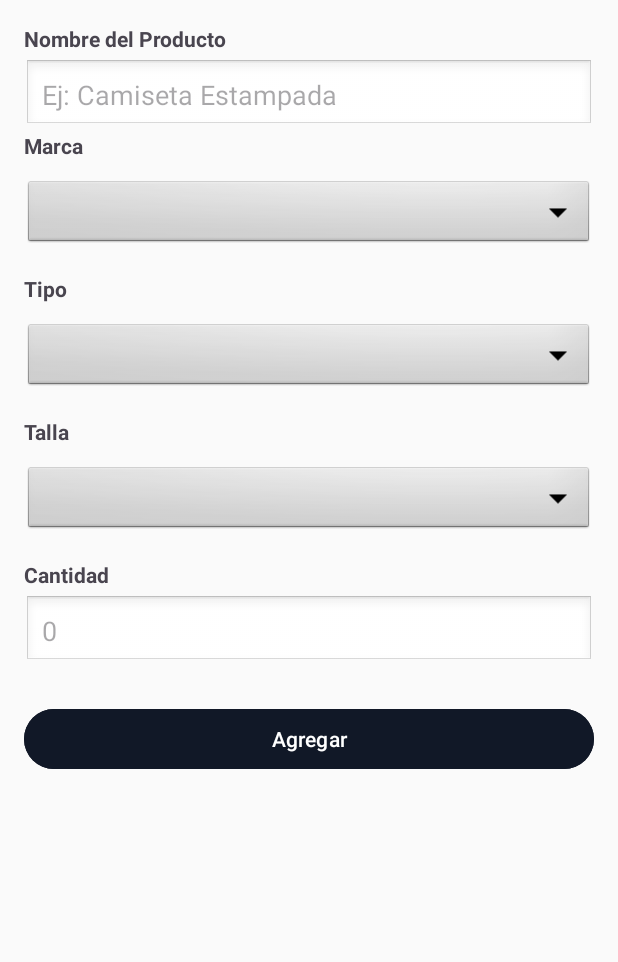
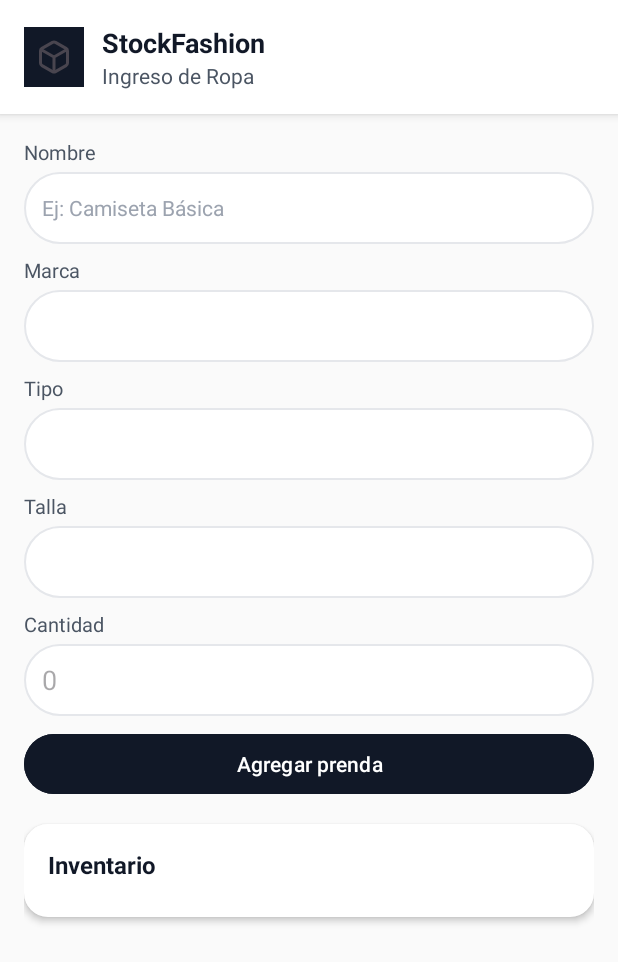
Before and after one commit to Start0k/StockFashion, an Android app: the Ingreso screen opened directly, with no data from a screen before it, on a phone screen of 412 x 824 dp. Shown: the top 962 px of the screen. Run offline under Robolectric (Android 15) with nearby library versions, the phone set to English and light mode, and no system bars; our stand-ins replace Firebase (no records; nobody signed in at launch, a user with empty details on screens opened directly).

Commit message:
arreglos xml activity_ingreso.xml

```diff
--- a/app/build.gradle.kts
+++ b/app/build.gradle.kts
@@ -14,7 +14,7 @@ android {
         applicationId = "com.HanDav.stockfashion"
         minSdk = 25
         targetSdk = 36
-        versionCode = 3
+        versionCode = 4
         versionName = "1.0"
 
         testInstrumentationRunner = "androidx.test.runner.AndroidJUnitRunner"
--- a/app/src/main/java/com/HanDav/stockfashion/Despacho.java
+++ b/app/src/main/java/com/HanDav/stockfashion/Despacho.java
@@ -148,46 +148,83 @@ public class Despacho extends AppCompatActivity {
     }
 
     // --- BÚSQUEDA DE PRODUCTOS EN FIREBASE ---
+    // Reemplaza el método buscarProductosDisponibles() con este bloque:
+
     private void buscarProductosDisponibles() {
+        // 1. Verificar que los Spinners tengan datos seleccionados
         if (spMarca.getSelectedItem() == null || spTipo.getSelectedItem() == null || spTalla.getSelectedItem() == null) {
+            Log.d(TAG, "Filtros incompletos. Esperando selección del usuario...");
             return;
         }
 
-        String marca = spMarca.getSelectedItem().toString();
-        String tipo = spTipo.getSelectedItem().toString();
-        String talla = spTalla.getSelectedItem().toString();
+        String marcaSeleccionada = spMarca.getSelectedItem().toString();
+        String tipoSeleccionado = spTipo.getSelectedItem().toString();
+        String tallaSeleccionada = spTalla.getSelectedItem().toString();
 
+        Log.d(TAG, "Buscando productos con -> Marca: " + marcaSeleccionada + " | Tipo: " + tipoSeleccionado + " | Talla: " + tallaSeleccionada);
+
+        // 2. Limpiar lista actual visualmente para evitar confusiones
+        nombresProductos.clear();
+        productosEncontrados.clear();
+        ArrayAdapter<String> adapterVacio = new ArrayAdapter<>(this, android.R.layout.simple_spinner_item, nombresProductos);
+        adapterVacio.setDropDownViewResource(android.R.layout.simple_spinner_dropdown_item);
+        spNombre.setAdapter(adapterVacio);
+
+        // 3. Realizar la consulta a Firestore
         db.collection("productos")
-                .whereEqualTo("marca", marca)
-                .whereEqualTo("tipo", tipo)
-                .whereEqualTo("talla", talla)
-                .whereGreaterThan("cantidad", 0) // Solo mostramos si hay stock
+                .whereEqualTo("marca", marcaSeleccionada)
+                .whereEqualTo("tipo", tipoSeleccionado)
+                .whereEqualTo("talla", tallaSeleccionada)
+                .whereGreaterThan("cantidad", 0) // Solo mostrar si hay stock
                 .get()
                 .addOnSuccessListener(queryDocumentSnapshots -> {
-                    productosEncontrados.clear();
-                    nombresProductos.clear();
+                    if (!queryDocumentSnapshots.isEmpty()) {
+                        Log.d(TAG, "¡Éxito! Se encontraron " + queryDocumentSnapshots.size() + " productos.");
 
                         for (DocumentSnapshot doc : queryDocumentSnapshots) {
+                            try {
                                 Producto p = doc.toObject(Producto.class);
                                 if (p != null) {
-                            p.setId(doc.getId());
+                                    p.setId(doc.getId()); // Guardar el ID del documento
                                     productosEncontrados.add(p);
-                            nombresProductos.add(p.getNombre() + " (Disp: " + p.getCantidad() + ")");
+                                    // Mostramos Nombre y Stock disponible en el Spinner
+                                    nombresProductos.add(p.getNombre() + " (Stock: " + p.getCantidad() + ")");
+                                }
+                            } catch (Exception e) {
+                                Log.e(TAG, "Error al convertir documento: " + doc.getId(), e);
                             }
                         }
 
-                    ((ArrayAdapter) spNombre.getAdapter()).notifyDataSetChanged();
+                        // 4. Actualizar el Spinner de Nombres
+                        ArrayAdapter<String> adapter = new ArrayAdapter<>(this, android.R.layout.simple_spinner_item, nombresProductos);
+                        adapter.setDropDownViewResource(android.R.layout.simple_spinner_dropdown_item);
+                        spNombre.setAdapter(adapter);
 
-                    if (productosEncontrados.isEmpty()) {
-                        productoSeleccionadoActual = null;
-                        // Opcional: Mostrar Toast solo si el usuario ya interactuó
-                    } else {
+                        // Seleccionar el primero por defecto
+                        if (!productosEncontrados.isEmpty()) {
                             spNombre.setSelection(0);
                             productoSeleccionadoActual = productosEncontrados.get(0);
                         }
+
+                    } else {
+                        Log.d(TAG, "Consulta exitosa pero SIN resultados.");
+                        Toast.makeText(Despacho.this, "No hay stock para " + marcaSeleccionada + " " + tipoSeleccionado + " " + tallaSeleccionada, Toast.LENGTH_SHORT).show();
+                        productoSeleccionadoActual = null;
+                    }
                 })
-                .addOnFailureListener(e -> Log.e(TAG, "Error buscando productos", e));
+                .addOnFailureListener(e -> {
+                    Log.e(TAG, "Error en la consulta Firestore", e);
+
+                    // Este mensaje es CLAVE si falta el índice
+                    if (e.getMessage() != null && e.getMessage().contains("index")) {
+                        Toast.makeText(Despacho.this, "Falta crear índice en Firebase. Revisa el Logcat.", Toast.LENGTH_LONG).show();
+                        Log.e(TAG, "ENLACE PARA CREAR ÍNDICE: " + e.getMessage());
+                    } else {
+                        Toast.makeText(Despacho.this, "Error al cargar productos", Toast.LENGTH_SHORT).show();
                     }
+                });
+    }
+
 
     // --- LOGICA DEL CARRITO ---
     private void agregarAlCarrito() {
--- a/app/src/main/java/com/HanDav/stockfashion/Ingreso.java
+++ b/app/src/main/java/com/HanDav/stockfashion/Ingreso.java
@@ -54,20 +54,24 @@ public class Ingreso extends AppCompatActivity {
         db = FirebaseFirestore.getInstance();
 
         // Inicializar Vistas (Asegúrate que los IDs coincidan con tu nuevo XML)
-        etNombre = findViewById(R.id.etNombre);
-        etCantidad = findViewById(R.id.etCantidad);
+        etNombre = findViewById(R.id.etNombre1);
 
-        spMarca = findViewById(R.id.spinnerMarca);
-        spTipo = findViewById(R.id.spinnerTipo);
-        spTalla = findViewById(R.id.spinnerTalla);
+        etCantidad = findViewById(R.id.etCantidad1);
 
-        btnAgregar = findViewById(R.id.btnAgregar);
+        spMarca = findViewById(R.id.spMarca1);
+        spTipo = findViewById(R.id.spTipo1);
+        spTalla = findViewById(R.id.spTalla1);
+
+
+        btnAgregar = findViewById(R.id.btnAgregarItem);
+
 
         // CAMBIO 3: Configurar los Adaptadores para los Spinners
         configurarSpinners();
 
         // Configurar RecyclerView
-        recyclerView = findViewById(R.id.tblIngresoProductos);
+        recyclerView = findViewById(R.id.rvInventario);
+
         recyclerView.setLayoutManager(new LinearLayoutManager(this));
         listaProductos = new ArrayList<>();
         adapter = new ProductoAdapter(listaProductos);
--- /dev/null
+++ b/app/src/main/res/drawable/bg_circle_black.xml
@@ -0,0 +1,5 @@
+<!-- res/drawable/bg_circle_black.xml -->
+<shape xmlns:android="http://schemas.android.com/apk/res/android"
+    android:shape="oval">
+    <solid android:color="#171717"/> <!-- Neutral-900 -->
+</shape>
--- a/app/src/main/res/layout/activity_ingreso.xml
+++ b/app/src/main/res/layout/activity_ingreso.xml
@@ -1,18 +1,80 @@
 <?xml version="1.0" encoding="utf-8"?>
-<LinearLayout xmlns:android="http://schemas.android.com/apk/res/android"
+<androidx.constraintlayout.widget.ConstraintLayout
+    xmlns:android="http://schemas.android.com/apk/res/android"
     xmlns:app="http://schemas.android.com/apk/res-auto"
     android:id="@+id/main"
     android:layout_width="match_parent"
     android:layout_height="match_parent"
-    android:orientation="vertical"
     android:background="#FAFAFA">
 
-    <!-- ... (Tu código de cabecera se mantiene igual) ... -->
+    <!-- HEADER (equivalente al sticky top con Package + textos) -->
+    <LinearLayout
+        android:id="@+id/headerInventory"
+        android:layout_width="0dp"
+        android:layout_height="wrap_content"
+        android:orientation="horizontal"
+        android:padding="16dp"
+        android:gravity="center_vertical"
+        android:background="@android:color/white"
+        android:elevation="4dp"
+        app:layout_constraintTop_toTopOf="parent"
+        app:layout_constraintStart_toStartOf="parent"
+        app:layout_constraintEnd_toEndOf="parent">
 
+        <!-- Icono redondo negro con Package dentro -->
+        <FrameLayout
+            android:layout_width="40dp"
+            android:layout_height="40dp"
+            android:background="#111827"
+            android:foregroundGravity="center"
+            android:layout_marginEnd="12dp"
+            android:clipToOutline="true">
+
+            <ImageView
+                android:id="@+id/imgPackage"
+                android:layout_width="24dp"
+                android:layout_height="24dp"
+                android:layout_gravity="center"
+                android:src="@drawable/ic_package"
+
+                android:contentDescription="StockFashion"/>
+        </FrameLayout>
+
+        <LinearLayout
+            android:layout_width="0dp"
+            android:layout_height="wrap_content"
+            android:orientation="vertical"
+            android:layout_weight="1">
+
+            <TextView
+                android:id="@+id/txtTituloApp"
+                android:layout_width="wrap_content"
+                android:layout_height="wrap_content"
+                android:text="StockFashion"
+                android:textSize="18sp"
+                android:textStyle="bold"
+                android:textColor="#111827"/>
+
+            <TextView
+                android:id="@+id/txtSubtituloApp"
+                android:layout_width="wrap_content"
+                android:layout_height="wrap_content"
+                android:text="Ingreso de Ropa"
+                android:textSize="14sp"
+                android:textColor="#4B5563"/>
+        </LinearLayout>
+    </LinearLayout>
+
+    <!-- CONTENIDO SCROLLABLE -->
     <ScrollView
-        android:layout_width="match_parent"
-        android:layout_height="match_parent"
-        android:fillViewport="true">
+        android:id="@+id/scrollInventory"
+        android:layout_width="0dp"
+        android:layout_height="0dp"
+        android:fillViewport="true"
+        app:layout_constraintTop_toBottomOf="@id/headerInventory"
+        app:layout_constraintBottom_toBottomOf="parent"
+        app:layout_constraintStart_toStartOf="parent"
+        app:layout_constraintEnd_toEndOf="parent">
 
         <LinearLayout
             android:layout_width="match_parent"
@@ -20,120 +82,171 @@
             android:orientation="vertical"
             android:padding="16dp">
 
-            <!-- SECCIÓN NOMBRE (EditText) - VA PRIMERO -->
+            <!-- CARD: Formulario de ingreso (equivalente a InventoryForm) -->
+            <LinearLayout
+                android:layout_width="match_parent"
+                android:layout_height="wrap_content"
+                android:orientation="vertical"
+                android:layout_marginBottom="8dp">
+
                 <TextView
                     android:layout_width="wrap_content"
                     android:layout_height="wrap_content"
-                android:text="Nombre del Producto"
-                android:textStyle="bold"
+                    android:text="Nombre"
+                    android:textColor="#4B5563"
+                    android:textSize="13sp"
                     android:layout_marginBottom="4dp"/>
 
                 <EditText
-                android:id="@+id/etNombre"
-                android:hint="Ej: Camiseta Estampada"
-                android:inputType="textCapWords"
-                android:padding="12dp"
+                    android:id="@+id/etNombre1"
                     android:layout_width="match_parent"
                     android:layout_height="48dp"
-                android:background="@android:drawable/edit_text"/>
+                    android:background="@drawable/bg_input"
+                    android:hint="Ej: Camiseta Básica"
+                    android:paddingStart="12dp"
+                    android:paddingEnd="12dp"
+                    android:textSize="14sp"
+                    android:textColor="#111827"
+                    android:textColorHint="#9CA3AF"/>
+            </LinearLayout>
 
+            <!-- Spinner: Marca -->
+            <LinearLayout
+                android:layout_width="match_parent"
+                android:layout_height="wrap_content"
+                android:orientation="vertical"
+                android:layout_marginBottom="8dp">
 
-            <!-- SECCIÓN MARCA (Spinner) -->
-
-            <!-- ... resto de los spinners (Marca, Tipo, Talla) ... -->
-
-
-            <!-- SECCIÓN MARCA -->
                 <TextView
                     android:layout_width="wrap_content"
                     android:layout_height="wrap_content"
                     android:text="Marca"
-                android:textStyle="bold"
+                    android:textColor="#4B5563"
+                    android:textSize="13sp"
                     android:layout_marginBottom="4dp"/>
 
-            <!-- Reemplazamos etMarca con spinnerMarca -->
                 <Spinner
-                android:id="@+id/spinnerMarca"
+                    android:id="@+id/spMarca1"
                     android:layout_width="match_parent"
                     android:layout_height="48dp"
-                android:layout_marginTop="8dp"
-                android:background="@android:drawable/btn_dropdown"
-                android:spinnerMode="dropdown"/>
+                    android:background="@drawable/bg_input"/>
+            </LinearLayout>
 
+            <!-- Spinner: Tipo -->
+            <LinearLayout
+                android:layout_width="match_parent"
+                android:layout_height="wrap_content"
+                android:orientation="vertical"
+                android:layout_marginBottom="8dp">
 
-            <!-- SECCIÓN TIPO -->
                 <TextView
                     android:layout_width="wrap_content"
                     android:layout_height="wrap_content"
                     android:text="Tipo"
-                android:textStyle="bold"
-                android:layout_marginTop="16dp"
+                    android:textColor="#4B5563"
+                    android:textSize="13sp"
                     android:layout_marginBottom="4dp"/>
 
-            <!-- Reemplazamos etTipo con spinnerTipo -->
                 <Spinner
-                android:id="@+id/spinnerTipo"
+                    android:id="@+id/spTipo1"
                     android:layout_width="match_parent"
                     android:layout_height="48dp"
-                android:layout_marginTop="8dp"
-                android:background="@android:drawable/btn_dropdown"
-                android:spinnerMode="dropdown"/>
+                    android:background="@drawable/bg_input"/>
+            </LinearLayout>
 
+            <!-- Spinner: Talla -->
+            <LinearLayout
+                android:layout_width="match_parent"
+                android:layout_height="wrap_content"
+                android:orientation="vertical"
+                android:layout_marginBottom="8dp">
 
-            <!-- SECCIÓN TALLA -->
                 <TextView
                     android:layout_width="wrap_content"
                     android:layout_height="wrap_content"
                     android:text="Talla"
-                android:textStyle="bold"
-                android:layout_marginTop="16dp"
+                    android:textColor="#4B5563"
+                    android:textSize="13sp"
                     android:layout_marginBottom="4dp"/>
 
-            <!-- Reemplazamos etTalla con spinnerTalla -->
                 <Spinner
-                android:id="@+id/spinnerTalla"
+                    android:id="@+id/spTalla1"
                     android:layout_width="match_parent"
                     android:layout_height="48dp"
-                android:layout_marginTop="8dp"
-                android:background="@android:drawable/btn_dropdown"
-                android:spinnerMode="dropdown"/>
+                    android:background="@drawable/bg_input"/>
+            </LinearLayout>
 
+            <!-- Spinner: Cantidad -->
+            <LinearLayout
+                android:layout_width="match_parent"
+                android:layout_height="wrap_content"
+                android:orientation="vertical"
+                android:layout_marginBottom="8dp">
 
-            <!-- SECCIÓN CANTIDAD (Este sí se queda como EditText) -->
                 <TextView
                     android:layout_width="wrap_content"
                     android:layout_height="wrap_content"
                     android:text="Cantidad"
-                android:textStyle="bold"
-                android:layout_marginTop="16dp"
+                    android:textColor="#4B5563"
+                    android:textSize="13sp"
                     android:layout_marginBottom="4dp"/>
 
                 <EditText
-                android:id="@+id/etCantidad"
+                    android:id="@+id/etCantidad1"
+                    android:layout_width="match_parent"
+                    android:layout_height="48dp"
+                    android:background="@drawable/bg_input"
                     android:hint="0"
                     android:inputType="number"
-                android:padding="12dp"
+                    android:paddingStart="12dp"/>
+
+            </LinearLayout>
+
+
+
+            <!-- Botón agregar -->
+            <Button
+                android:id="@+id/btnAgregarItem"
                 android:layout_width="match_parent"
                 android:layout_height="48dp"
-                android:background="@android:drawable/edit_text"/>
+                android:text="Agregar prenda"
+                android:textAllCaps="false"
+                android:textColor="@android:color/white"
+                android:backgroundTint="#111827"/>
 
-            <!-- ... (El resto del botón y recycler se mantiene igual) ... -->
 
-            <Button
-                android:id="@+id/btnAgregar"
-                android:text="Agregar"
-                android:layout_marginTop="24dp"
-                android:backgroundTint="#111827"
-                android:textAllCaps="false"
+            <!-- Separación -->
+            <Space
                 android:layout_width="match_parent"
-                android:layout_height="48dp"/>
+                android:layout_height="16dp" />
 
-            <androidx.recyclerview.widget.RecyclerView
-                android:id="@+id/tblIngresoProductos"
+            <!-- CARD: Lista de inventario (equivalente a InventoryList) -->
+            <LinearLayout
+                android:id="@+id/cardListaInventory"
                 android:layout_width="match_parent"
                 android:layout_height="wrap_content"
-                android:layout_marginTop="16dp"/>
+                android:orientation="vertical"
+                android:padding="16dp"
+                android:background="@drawable/bg_card"
+                android:elevation="3dp">
 
+                <TextView
+                    android:id="@+id/txtTituloLista"
+                    android:layout_width="wrap_content"
+                    android:layout_height="wrap_content"
+                    android:text="Inventario"
+                    android:textSize="16sp"
+                    android:textStyle="bold"
+                    android:textColor="#111827"
+                    android:layout_marginBottom="8dp"/>
+
+                <!-- Aquí va tu lista (RecyclerView) -->
+                <androidx.recyclerview.widget.RecyclerView
+                    android:id="@+id/rvInventario"
+                    android:layout_width="match_parent"
+                    android:layout_height="wrap_content"/>
+            </LinearLayout>
         </LinearLayout>
     </ScrollView>
-</LinearLayout>
+
+</androidx.constraintlayout.widget.ConstraintLayout>
```
Lines whose indentation alone changed are shown as unchanged.
